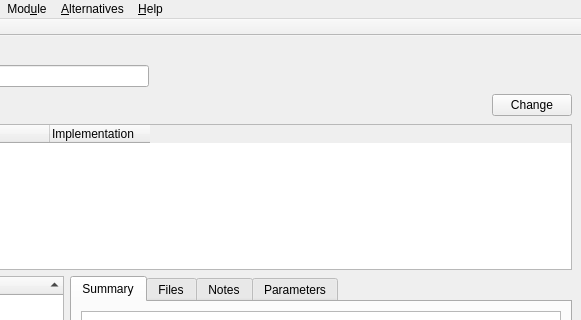
The window that tools/awb/apm-edit/apm_edit.ui (AWB-Tools/awb) describes before a commit, drawn with Qt 5; both pictures show x 160 to 741 and y 0 to 320 of the 741 by 529 pixel window.
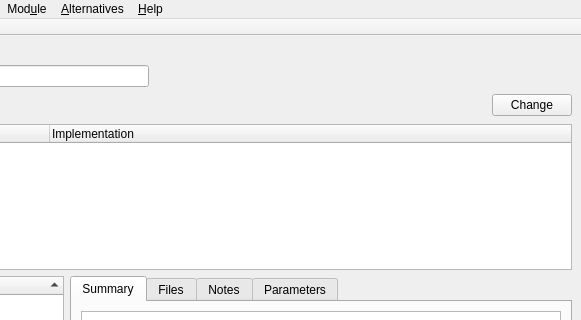
The same window after the commit. Icons and pictures are not drawn.

```diff
--- a/tools/awb/apm-edit/apm_edit.ui
+++ b/tools/awb/apm-edit/apm_edit.ui
@@ -185,7 +185,7 @@
        <bool>false</bool>
       </attribute>
       <attribute name="headerStretchLastSection">
-       <bool>false</bool>
+       <bool>true</bool>
       </attribute>
       <column>
        <property name="text">
```
Left out of the diff: 2 changed lines with no effect on the pictures.
